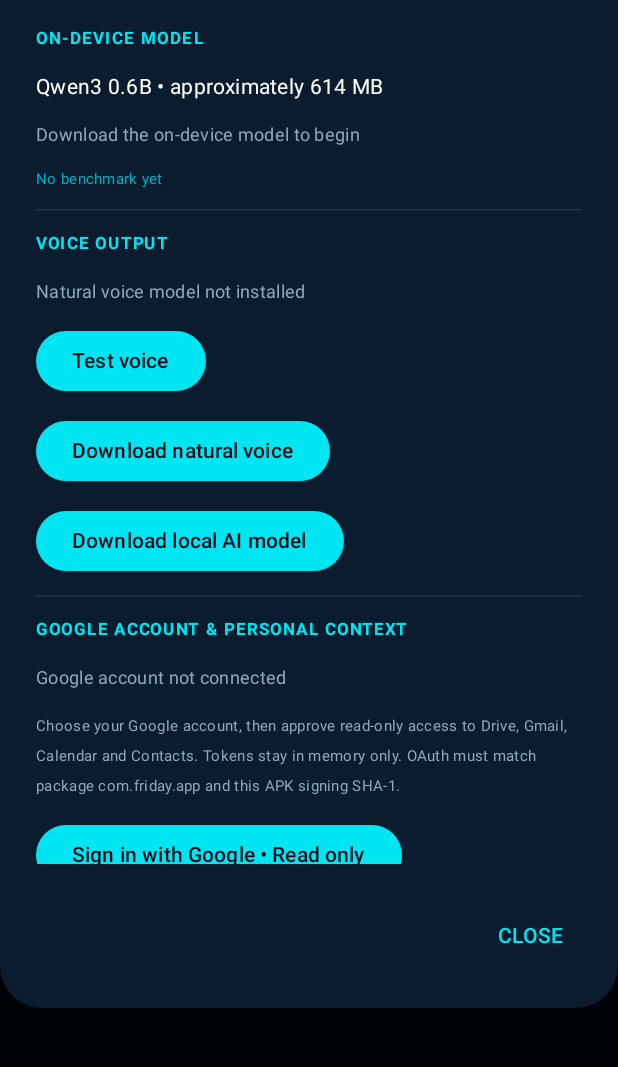
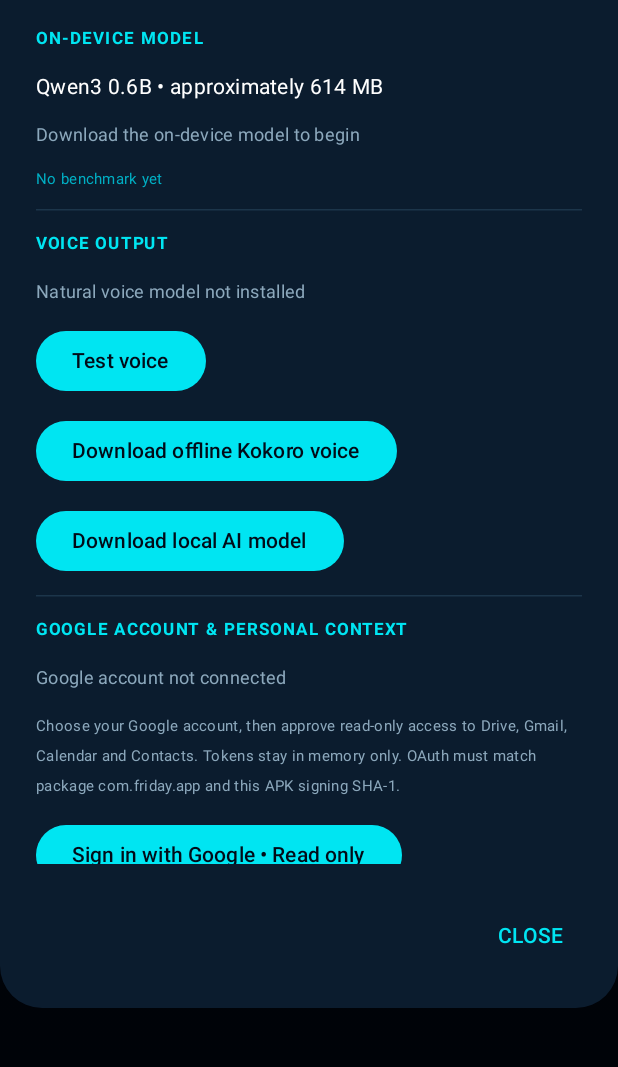
Before and after one commit to PrudhviRaj1695/Friday, an Android app built with Jetpack Compose: the screen it shows after launch (MainActivity), after a tap on an icon or button, on a phone screen of 412 x 824 dp, the part 156-1223 px from its top. Run offline under Robolectric (Android 15) with nearby library versions, the phone set to English and light mode, and no system bars; libraries missing offline, so code that uses them is left out: com.google.ai.edge, com.k2fsa.sherpa, org.apache.commons.

Commit message:
Show selected downloaded voice in FRIDAY UI

```diff
--- a/app/src/main/java/com/friday/app/MainActivity.kt
+++ b/app/src/main/java/com/friday/app/MainActivity.kt
@@ -183,7 +183,7 @@ fun FridayApp(vm: FridayViewModel) {
                         Text(if (state.busy) "THINKING…" else if (voiceStatus.isNotBlank()) voiceStatus else "Tap to Command",
                             color = Neon, fontSize = 14.sp, fontWeight = FontWeight.SemiBold, letterSpacing = 1.2.sp)
                         Spacer(Modifier.height(5.dp))
-                        Text(if (state.systemVoiceReady) "ANDROID VOICE • READY" else "ANDROID VOICE • INITIALIZING",
+                        Text(if (state.voiceModelReady) "KOKORO OFFLINE VOICE • READY" else if (state.systemVoiceReady) "ANDROID FALLBACK VOICE • READY" else "VOICE ENGINE • INITIALIZING",
                             color = Muted, fontSize = 9.sp, letterSpacing = 1.4.sp)
                     }
                 }
@@ -220,7 +220,7 @@ fun FridayApp(vm: FridayViewModel) {
                         Text("Downloading voice model: " + state.voiceDownloadProgress + "%", color = Muted, fontSize = 12.sp)
                     } else if (!state.voiceModelReady) {
                         Button(onClick = { vm.downloadVoiceModel() }, colors = ButtonDefaults.buttonColors(containerColor = Neon)) {
-                            Text("Download natural voice", color = Night)
+                            Text("Download offline Kokoro voice", color = Night)
                         }
                     }
                     if (state.downloading) {
@@ -254,7 +254,7 @@ fun FridayApp(vm: FridayViewModel) {
                     HorizontalDivider(color = Color(0xFF1C354A))
                     TextButton(onClick = { clearMemoryConfirm = true }) { Text("Clear local chat history", color = Color(0xFFFF9CA9)) }
                     Row(verticalAlignment = Alignment.CenterVertically) {
-                        Text("Speak replies (Android voice)", color = Color.White, modifier = Modifier.weight(1f))
+                        Text(if (state.voiceModelReady) "Speak replies (downloaded Kokoro voice)" else "Speak replies (Android fallback)", color = Color.White, modifier = Modifier.weight(1f))
                         Switch(checked = state.speakReplies, onCheckedChange = vm::setSpeakReplies)
                     }
                     Row(verticalAlignment = Alignment.CenterVertically) {
```
